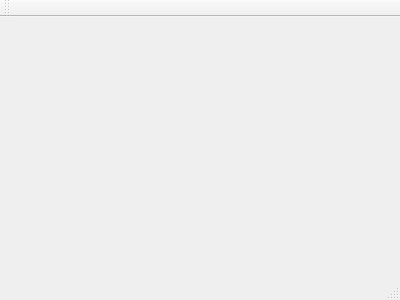
This is new/GcEad4/MainWindow.ui in ellis/gcead as Qt 5 draws it before an edit. The edited form follows.
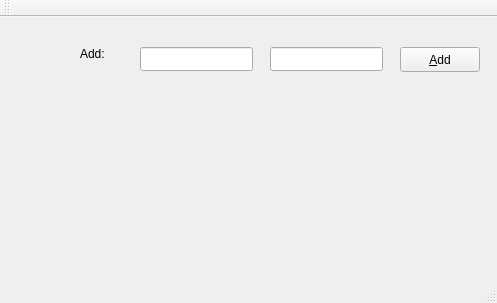
This is the edited form.

What changed in the file:
```diff
--- a/new/GcEad4/MainWindow.ui
+++ b/new/GcEad4/MainWindow.ui
@@ -1,24 +1,86 @@
 <ui version="4.0">
  <class>MainWindow</class>
- <widget class="QMainWindow" name="MainWindow" >
-  <property name="geometry" >
+ <widget class="QMainWindow" name="MainWindow">
+  <property name="geometry">
    <rect>
     <x>0</x>
     <y>0</y>
-    <width>400</width>
-    <height>300</height>
+    <width>497</width>
+    <height>303</height>
    </rect>
   </property>
   <property name="windowTitle" >
    <string>MainWindow</string>
   </property>
-  <widget class="QMenuBar" name="menuBar" />
-  <widget class="QToolBar" name="mainToolBar" />
-  <widget class="QWidget" name="centralWidget" />
-  <widget class="QStatusBar" name="statusBar" />
+  <widget class="QWidget" name="centralWidget">
+   <widget class="QLabel" name="label">
+    <property name="geometry">
+     <rect>
+      <x>80</x>
+      <y>30</y>
+      <width>48</width>
+      <height>14</height>
+     </rect>
+    </property>
+    <property name="text">
+     <string>Add:</string>
+    </property>
+   </widget>
+   <widget class="QLineEdit" name="edtName">
+    <property name="geometry">
+     <rect>
+      <x>140</x>
+      <y>30</y>
+      <width>113</width>
+      <height>24</height>
+     </rect>
+    </property>
+   </widget>
+   <widget class="QLineEdit" name="edtFields">
+    <property name="geometry">
+     <rect>
+      <x>270</x>
+      <y>30</y>
+      <width>113</width>
+      <height>24</height>
+     </rect>
+    </property>
+   </widget>
+   <widget class="QPushButton" name="btnAdd">
+    <property name="geometry">
+     <rect>
+      <x>400</x>
+      <y>30</y>
+      <width>80</width>
+      <height>25</height>
+     </rect>
+    </property>
+    <property name="text">
+     <string>&amp;Add</string>
+    </property>
+   </widget>
+  </widget>
+  <widget class="QMenuBar" name="menuBar">
+   <property name="geometry">
+    <rect>
+     <x>0</x>
+     <y>0</y>
+     <width>497</width>
+     <height>22</height>
+    </rect>
+   </property>
+  </widget>
+  <widget class="QToolBar" name="mainToolBar">
+   <attribute name="toolBarArea">
+    <enum>TopToolBarArea</enum>
+   </attribute>
+   <attribute name="toolBarBreak">
+    <bool>false</bool>
+   </attribute>
+  </widget>
+  <widget class="QStatusBar" name="statusBar"/>
  </widget>
- <layoutDefault spacing="6" margin="11" />
- <pixmapfunction></pixmapfunction>
+ <layoutdefault spacing="6" margin="11"/>
  <resources/>
  <connections/>
 </ui>
```
Left out of the diff: 3 changed lines with no effect on the pictures.
